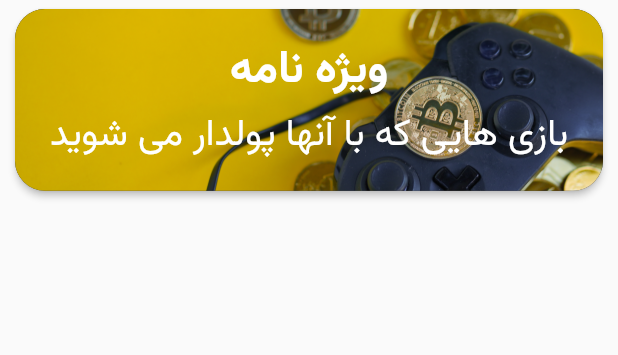
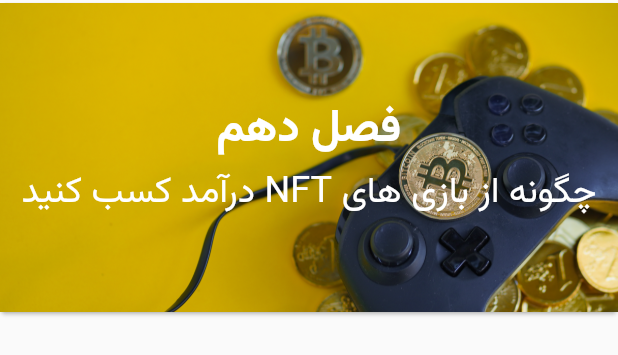
Before and after one commit to mahdiyarz/nft_guide, a Flutter app: the GameCard widget shown alone on an empty page, opened directly, on a phone screen of 412 x 824 dp. Shown: the top 355 px of the screen. Run offline on Flutter 3.47's test engine with Material 2 defaults, Android fonts, the phone set to English and light mode, and no system bars; our stand-ins replace introduction_screen, lottie, shared_preferences; missing offline and left inert: shared_preferences_web, tapsell_plus; accounts and stored records are empty.

Commit message:
put game n chapters

```diff
--- a/lib/Games/gameCard.dart
+++ b/lib/Games/gameCard.dart
@@ -11,12 +11,11 @@ class GameCard extends StatelessWidget {
             .push(MaterialPageRoute(builder: (_) => GameList()));
       },
       child: Card(
-        shape: RoundedRectangleBorder(borderRadius: BorderRadius.circular(20)),
-        margin: EdgeInsets.symmetric(vertical: 6, horizontal: 10),
-        elevation: 2,
+        margin: const EdgeInsets.symmetric(
+          vertical: 2,
+        ),
         child: Container(
             decoration: BoxDecoration(
-              borderRadius: BorderRadius.circular(20),
               image: DecorationImage(
                 image: AssetImage('images/gamepic.webp'),
                 fit: BoxFit.cover,
@@ -26,12 +25,12 @@ class GameCard extends StatelessWidget {
               // borderRadius: BorderRadius.circular(15),
             ),
             width: MediaQuery.of(context).size.width,
-            height: MediaQuery.of(context).size.width / 3.4,
+            height: MediaQuery.of(context).size.width / 2,
             child: Column(
               mainAxisAlignment: MainAxisAlignment.center,
               children: [
                 Text(
-                  'ویژه نامه',
+                  'فصل دهم',
                   textAlign: TextAlign.center,
                   style: const TextStyle(
                     color: Colors.white,
@@ -44,7 +43,7 @@ class GameCard extends StatelessWidget {
                   child: Padding(
                     padding: const EdgeInsets.symmetric(horizontal: 15),
                     child: Text(
-                      'بازی هایی که با آنها پولدار می شوید',
+                      'چگونه از بازی های NFT درآمد کسب کنید',
                       textDirection: TextDirection.rtl,
                       style: const TextStyle(
                         color: Colors.white,
--- a/lib/Games/gameList.dart
+++ b/lib/Games/gameList.dart
@@ -60,7 +60,8 @@ class GameList extends StatelessWidget {
                           child: FittedBox(
                             fit: BoxFit.cover,
                             child: Text(
-                              '  هفت روش برای درآمد بیشتر از بازی های بلاکچین ',
+                              'چگونه از بازی های NFT درآمد کسب کنیم',
+                              textDirection: TextDirection.rtl,
                               style: TextStyle(
                                   fontSize: 20,
                                   fontWeight: FontWeight.w600,
--- a/lib/screens/home.dart
+++ b/lib/screens/home.dart
@@ -464,6 +464,7 @@ class _HomeState extends State<Home> with TickerProviderStateMixin {
                         ),
                   NftListView(index: 3, ad2: ad2),
                   NftListView(index: 4, ad2: ad2),
+
                   /*  NftListView(index: 5, ad2: ad2),
                     NftListView(index: 6, ad2: ad2),
                     NftListView(index: 7, ad2: ad2),
@@ -476,6 +477,7 @@ class _HomeState extends State<Home> with TickerProviderStateMixin {
                       : const SizedBox(
                           height: 0.1,
                         ),
+                  GameCard(),
                 ],
               ),
             ),
```
